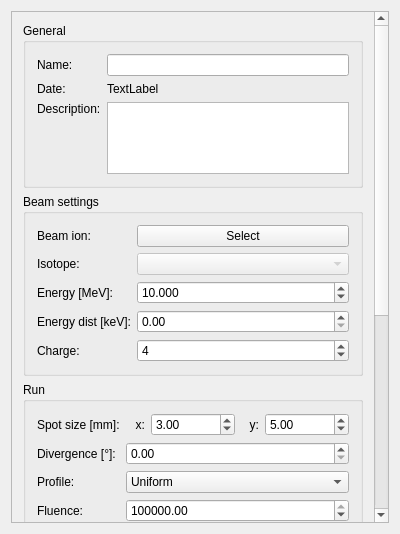
Qt form ui_files/ui_measurement_settings_tab.ui (JYU-IBA/potku) before a commit.
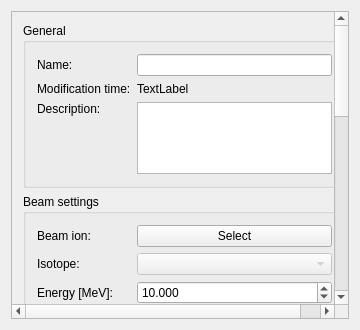
The same form after that commit.

Commit message: Changed the name of the modification time from date to modification time in the settings dialogs. Profile modification time is shown.

What changed in the file:
```diff
--- a/ui_files/ui_measurement_settings_tab.ui
+++ b/ui_files/ui_measurement_settings_tab.ui
@@ -9,8 +9,8 @@
    <rect>
     <x>0</x>
     <y>0</y>
-    <width>400</width>
-    <height>534</height>
+    <width>360</width>
+    <height>330</height>
    </rect>
   </property>
   <property name="sizePolicy">
@@ -41,8 +41,8 @@
       <property name="geometry">
        <rect>
         <x>0</x>
-        <y>-235</y>
-        <width>363</width>
+        <y>0</y>
+        <width>340</width>
         <height>749</height>
        </rect>
       </property>
@@ -95,7 +95,7 @@
               <item row="1" column="0">
                <widget class="QLabel" name="label_33">
                 <property name="text">
-                 <string>Date:</string>
+                 <string>Modification time:</string>
                 </property>
                </widget>
               </item>
```
The commit also changes 7 other files.
